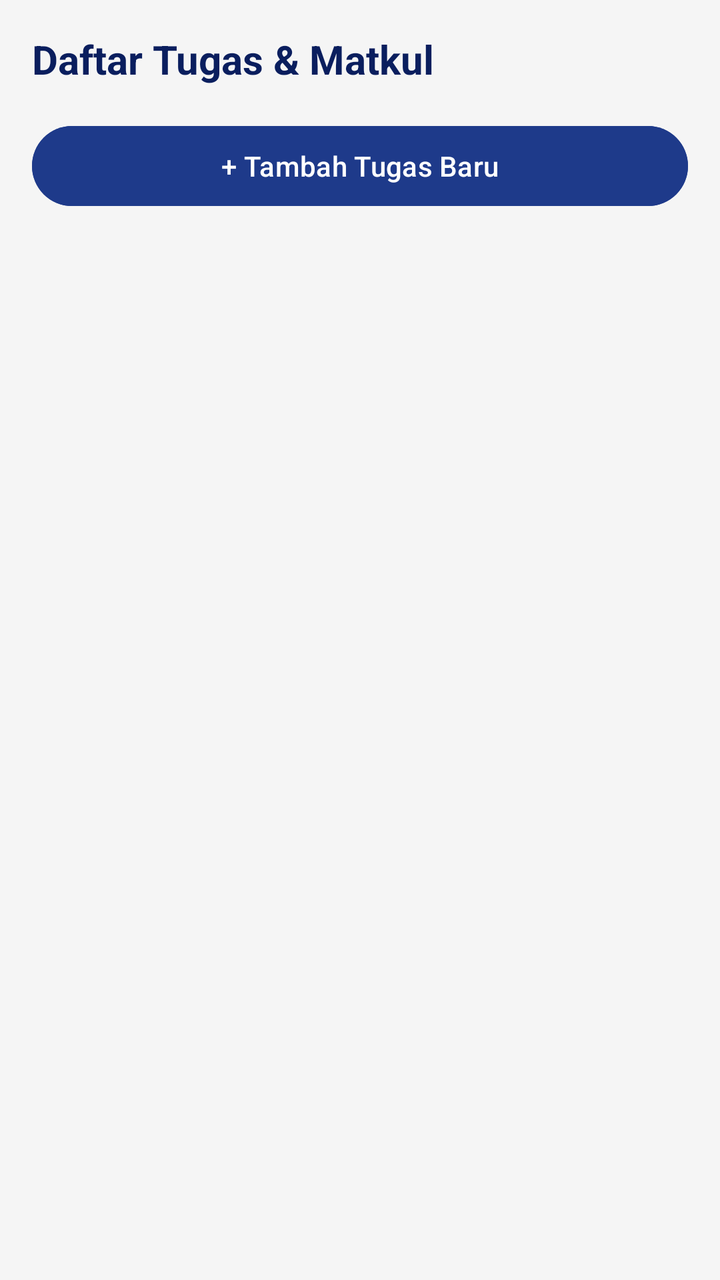
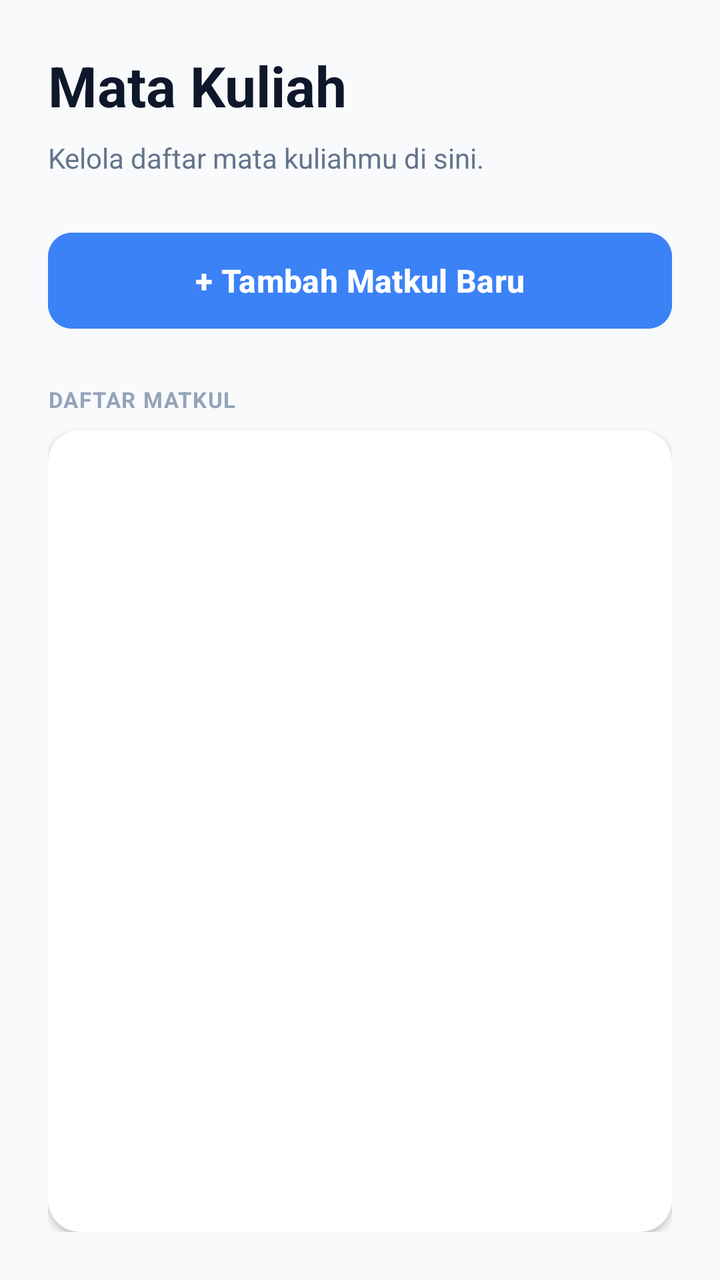

An Android layout rendered at two revisions. The XML below is the earlier revision; the diff shows what the commit changed to produce the second picture.
<!-- AndroidManifest.xml: application theme Theme.Tugas -->
<!-- res/layout/activity_main.xml -->
<?xml version="1.0" encoding="utf-8"?>
<LinearLayout xmlns:android="http://schemas.android.com/apk/res/android"
    android:id="@+id/main"
    android:layout_width="match_parent"
    android:layout_height="match_parent"
    android:orientation="vertical"
    android:padding="16dp"
    android:background="#F5F5F5">

    <TextView
        android:layout_width="match_parent"
        android:layout_height="wrap_content"
        android:text="Daftar Tugas &amp; Matkul"
        android:textSize="20sp"
        android:textStyle="bold"
        android:textColor="#0A1E5E"
        android:layout_marginBottom="16dp"/>

    <Button
        android:id="@+id/btn_tambah"
        android:layout_width="match_parent"
        android:layout_height="wrap_content"
        android:text="+ Tambah Tugas Baru"
        android:backgroundTint="#1E3A8A"
        android:textColor="#FFFFFF"
        android:layout_marginBottom="16dp"/>

    <ListView
        android:id="@+id/lv"
        android:layout_width="match_parent"
        android:layout_height="match_parent"
        android:divider="#CCCCCC"
        android:dividerHeight="1dp" />

</LinearLayout>
<!-- resources referenced by this layout -->
<resources>
  <style name="Theme.Tugas" parent="Base.Theme.Tugas" />
  <style name="Base.Theme.Tugas" parent="Theme.Material3.DayNight.NoActionBar">
          
          
      </style>
</resources>

<!-- the commit's change to res/layout/activity_main.xml (unified diff, before → after) -->
@@ -1,35 +1,70 @@
 <?xml version="1.0" encoding="utf-8"?>
 <LinearLayout xmlns:android="http://schemas.android.com/apk/res/android"
+    xmlns:app="http://schemas.android.com/apk/res-auto"
     android:id="@+id/main"
     android:layout_width="match_parent"
     android:layout_height="match_parent"
     android:orientation="vertical"
-    android:padding="16dp"
-    android:background="#F5F5F5">
+    android:padding="24dp"
+    android:background="#F8FAFC">
 
     <TextView
         android:layout_width="match_parent"
         android:layout_height="wrap_content"
-        android:text="Daftar Tugas &amp; Matkul"
-        android:textSize="20sp"
+        android:text="Mata Kuliah"
+        android:textSize="28sp"
         android:textStyle="bold"
-        android:textColor="#0A1E5E"
-        android:layout_marginBottom="16dp"/>
+        android:textColor="#0F172A"
+        android:layout_marginBottom="8dp"/>
+
+    <TextView
+        android:layout_width="match_parent"
+        android:layout_height="wrap_content"
+        android:text="Kelola daftar mata kuliahmu di sini."
+        android:textSize="14sp"
+        android:textColor="#64748B"
+        android:layout_marginBottom="24dp"/>
 
     <Button
         android:id="@+id/btn_tambah"
         android:layout_width="match_parent"
+        android:layout_height="56dp"
+        android:text="+ Tambah Matkul Baru"
+        android:textAllCaps="false"
+        android:textSize="16sp"
+        android:textStyle="bold"
+        android:textColor="#FFFFFF"
+        android:backgroundTint="#3B82F6"
+        app:cornerRadius="12dp"
+        android:layout_marginBottom="24dp"/>
+
+    <TextView
+        android:layout_width="wrap_content"
         android:layout_height="wrap_content"
-        android:text="+ Tambah Tugas Baru"
-        android:backgroundTint="#1E3A8A"
-        android:textColor="#FFFFFF"
-        android:layout_marginBottom="16dp"/>
+        android:text="DAFTAR MATKUL"
+        android:textSize="11sp"
+        android:textColor="#94A3B8"
+        android:textStyle="bold"
+        android:letterSpacing="0.05"
+        android:layout_marginBottom="8dp"/>
 
-    <ListView
-        android:id="@+id/lv"
+    <androidx.cardview.widget.CardView
         android:layout_width="match_parent"
         android:layout_height="match_parent"
-        android:divider="#CCCCCC"
-        android:dividerHeight="1dp" />
+        app:cardCornerRadius="16dp"
+        app:cardElevation="2dp"
+        app:cardBackgroundColor="@android:color/white">
+
+        <ListView
+            android:id="@+id/lv"
+            android:layout_width="match_parent"
+            android:layout_height="match_parent"
+            android:padding="8dp"
+            android:clipToPadding="false"
+            android:divider="#F1F5F9"
+            android:dividerHeight="1dp"
+            android:scrollbars="none" />
+
+    </androidx.cardview.widget.CardView>
 
 </LinearLayout>
